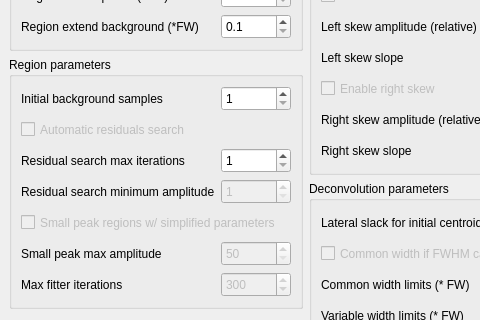
Qt form gui/analysis/form_fitter_settings.ui (usnistgov/qpx-gamma) before a commit; both pictures show x 0 to 480 and y 272 to 592 of the 1002 by 738 pixel window.
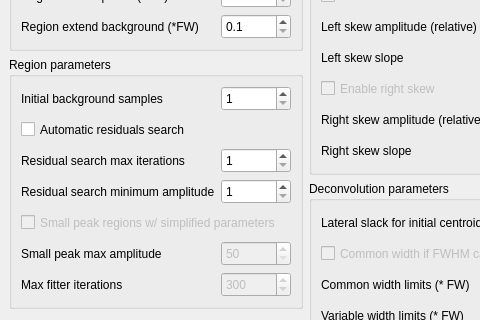
The same form after that commit. Icons and pictures are not drawn.

```diff
--- a/gui/analysis/form_fitter_settings.ui
+++ b/gui/analysis/form_fitter_settings.ui
@@ -653,7 +653,7 @@
            <item row="1" column="0">
             <widget class="QCheckBox" name="checkResidAuto">
              <property name="enabled">
-              <bool>false</bool>
+              <bool>true</bool>
              </property>
              <property name="minimumSize">
               <size>
@@ -699,7 +699,7 @@
              <item>
               <widget class="QSpinBox" name="spinResidMinAmplitude">
                <property name="enabled">
-                <bool>false</bool>
+                <bool>true</bool>
                </property>
                <property name="minimumSize">
                 <size>
```
